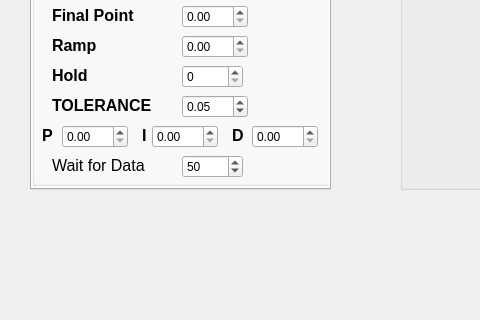
Old version of the form Control VI/mainwindow.ui in the repository rohitranjan017/Interfacing-and-Data-Acquisition-from-Scientific-Instruments; both pictures show x 0 to 480 and y 528 to 848 of the 1316 by 848 pixel window.
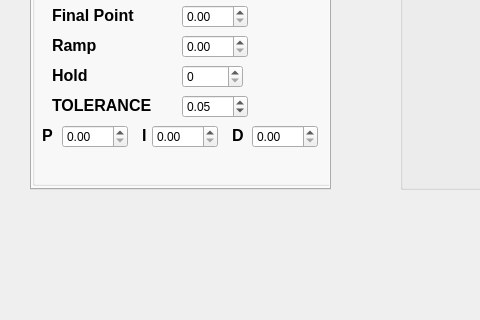
New version of the form. Icons and pictures are not drawn.

The edit to the form file:
```diff
--- a/Control VI/mainwindow.ui
+++ b/Control VI/mainwindow.ui
@@ -589,37 +589,6 @@
         </rect>
        </property>
       </widget>
-      <widget class="QSpinBox" name="spinBox_3">
-       <property name="geometry">
-        <rect>
-         <x>150</x>
-         <y>460</y>
-         <width>61</width>
-         <height>23</height>
-        </rect>
-       </property>
-       <property name="value">
-        <number>50</number>
-       </property>
-      </widget>
-      <widget class="QLabel" name="label_38">
-       <property name="geometry">
-        <rect>
-         <x>20</x>
-         <y>460</y>
-         <width>111</width>
-         <height>21</height>
-        </rect>
-       </property>
-       <property name="font">
-        <font>
-         <pointsize>12</pointsize>
-        </font>
-       </property>
-       <property name="text">
-        <string>&lt;html&gt;&lt;head/&gt;&lt;body&gt;&lt;p&gt;Wait for Data&lt;/p&gt;&lt;/body&gt;&lt;/html&gt;</string>
-       </property>
-      </widget>
      </widget>
     </widget>
     <widget class="QWidget" name="tab_2">
```
Left out of the diff: 31 changed lines with no effect on the pictures.
